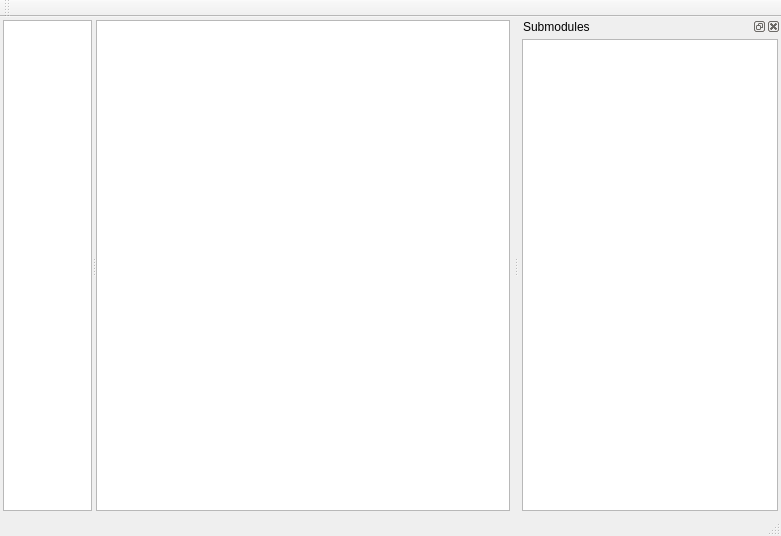
First picture: the form in core/ui/repowindow.ui, repository antis81/MsPiggit, before the edit.
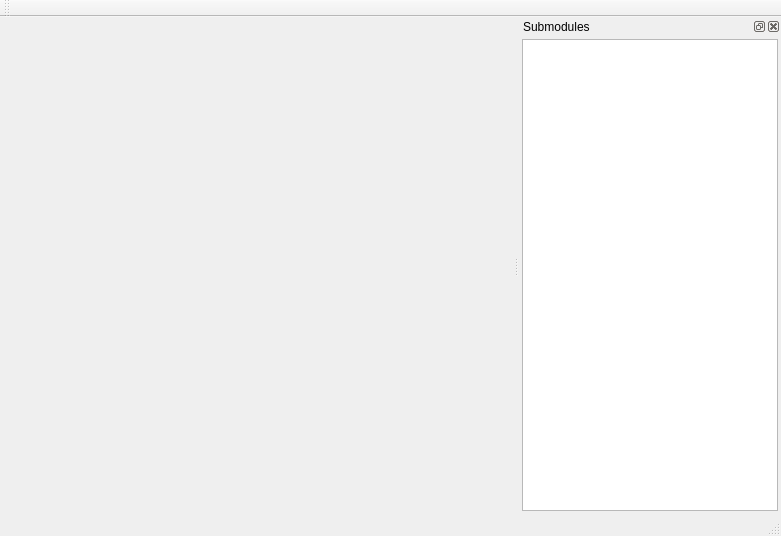
Second picture: the form after the edit.

Commit message: needs more work: restructured code for viewing of submodules by double click; somehow the submodule's repo is null, so not visible yet

The edit to the form file:
```diff
--- a/core/ui/repowindow.ui
+++ b/core/ui/repowindow.ui
@@ -18,68 +18,6 @@
     <property name="margin">
      <number>3</number>
     </property>
-    <item row="0" column="0">
-     <widget class="QSplitter" name="splitter">
-      <property name="orientation">
-       <enum>Qt::Horizontal</enum>
-      </property>
-      <widget class="QTreeView" name="treeRepoRefs">
-       <property name="sizePolicy">
-        <sizepolicy hsizetype="Preferred" vsizetype="Preferred">
-         <horstretch>15</horstretch>
-         <verstretch>0</verstretch>
-        </sizepolicy>
-       </property>
-       <property name="uniformRowHeights">
-        <bool>true</bool>
-       </property>
-       <property name="animated">
-        <bool>false</bool>
-       </property>
-      </widget>
-      <widget class="QTableView" name="tableCommits">
-       <property name="sizePolicy">
-        <sizepolicy hsizetype="Expanding" vsizetype="Expanding">
-         <horstretch>70</horstretch>
-         <verstretch>0</verstretch>
-        </sizepolicy>
-       </property>
-       <property name="editTriggers">
-        <set>QAbstractItemView::NoEditTriggers</set>
-       </property>
-       <property name="selectionBehavior">
-        <enum>QAbstractItemView::SelectRows</enum>
-       </property>
-       <property name="verticalScrollMode">
-        <enum>QAbstractItemView::ScrollPerPixel</enum>
-       </property>
-       <property name="horizontalScrollMode">
-        <enum>QAbstractItemView::ScrollPerPixel</enum>
-       </property>
-       <property name="showGrid">
-        <bool>true</bool>
-       </property>
-       <property name="gridStyle">
-        <enum>Qt::DotLine</enum>
-       </property>
-       <property name="sortingEnabled">
-        <bool>true</bool>
-       </property>
-       <property name="wordWrap">
-        <bool>false</bool>
-       </property>
-       <attribute name="horizontalHeaderCascadingSectionResizes">
-        <bool>true</bool>
-       </attribute>
-       <attribute name="verticalHeaderVisible">
-        <bool>false</bool>
-       </attribute>
-       <attribute name="verticalHeaderHighlightSections">
-        <bool>false</bool>
-       </attribute>
-      </widget>
-     </widget>
-    </item>
    </layout>
   </widget>
   <widget class="QMenuBar" name="menuBar">
```
The commit also changes 16 other files.
